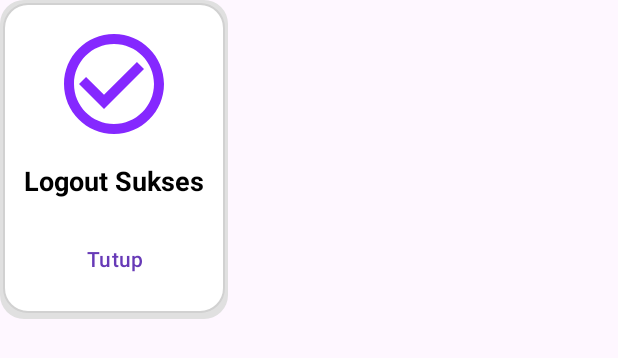
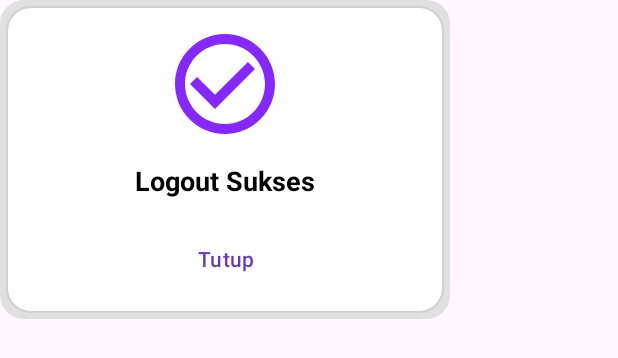
Before and after one commit to SimaSabrina30/SmartAkuarium, an Android app: the layout sukses_logout.xml on its own in the app's theme, with its tools: preview values and no code run, on a phone screen of 412 x 824 dp. Shown: the top 358 px of the screen. Run offline under Robolectric (Android 15) with nearby library versions, the phone set to English and light mode, and no system bars.

Commit message:
update login logout

```diff
--- a/app/src/main/res/drawable/dialog_background.xml
+++ b/app/src/main/res/drawable/dialog_background.xml
@@ -10,7 +10,7 @@
     </item>
 
     <!-- Kotak Utama -->
-    <item android:left="2dp" android:top="2dp" android:right="2dp" android:bottom="4dp">
+    <item android:left="4dp" android:top="4dp" android:right="4dp" android:bottom="4dp">
         <shape android:shape="rectangle">
             <solid android:color="#FFFFFF" /> <!-- Warna isi kotak -->
             <stroke android:width="1dp" android:color="#D1D1D1" /> <!-- Outline kotak -->
--- a/app/src/main/res/layout/sukses_logout.xml
+++ b/app/src/main/res/layout/sukses_logout.xml
@@ -1,21 +1,17 @@
-<?xml version="1.0" encoding="utf-8"?>
-<LinearLayout
-    xmlns:android="http://schemas.android.com/apk/res/android"
-    android:layout_width="wrap_content"
+<LinearLayout xmlns:android="http://schemas.android.com/apk/res/android"
+    android:layout_width="300dp"
     android:layout_height="wrap_content"
     android:background="@drawable/dialog_background"
     android:orientation="vertical"
     android:padding="16dp"
     android:gravity="center">
 
-    <!-- Ikon Success -->
     <ImageView
         android:layout_width="80dp"
         android:layout_height="80dp"
         android:src="@drawable/sukses"
-        android:contentDescription="Success Icon" />
+        android:contentDescription="Ikon Sukses" />
 
-    <!-- Pesan -->
     <TextView
         android:layout_width="wrap_content"
         android:layout_height="wrap_content"
@@ -23,12 +19,12 @@
         android:textColor="#000000"
         android:textSize="18sp"
         android:textStyle="bold"
-        android:layout_marginTop="12dp" />
+        android:layout_marginTop="12dp"
+        android:layout_gravity="center_horizontal" />
 
-    <!-- Tombol Tutup -->
     <Button
         android:id="@+id/btnClose"
-        android:layout_width="wrap_content"
+        android:layout_width="120dp"
         android:layout_height="wrap_content"
         android:text="Tutup"
         android:textColor="#673AB7"
```
Also changed, not shown: app/src/main/res/layout/sukses_login.xml (+6 -10 lines).
